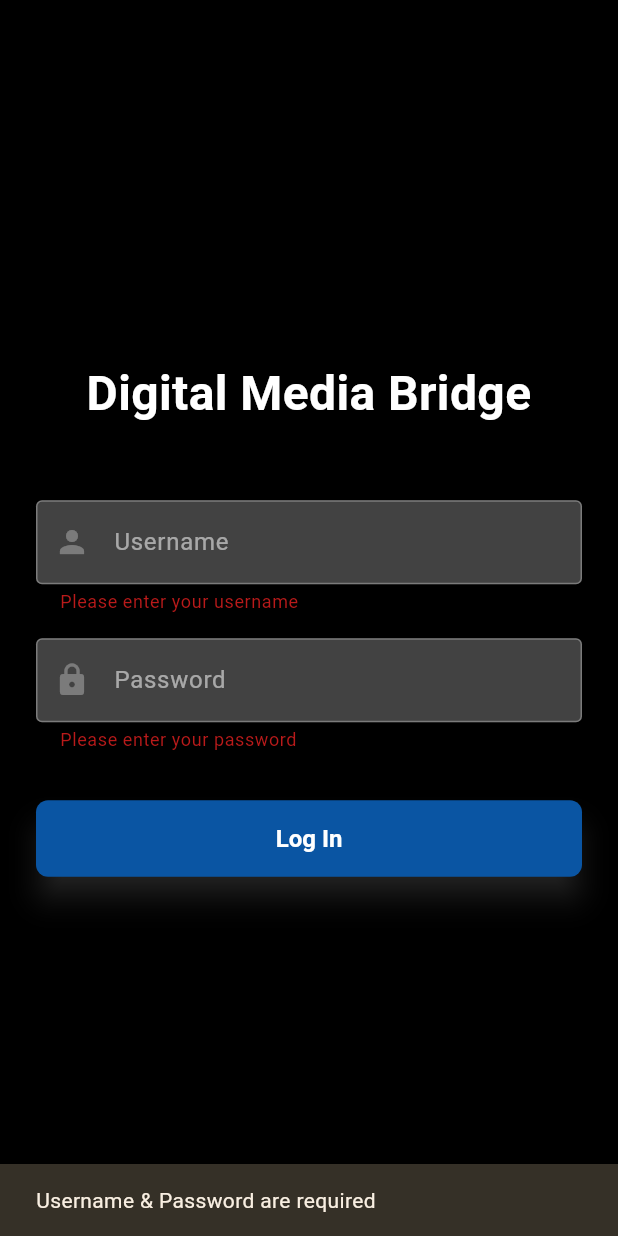
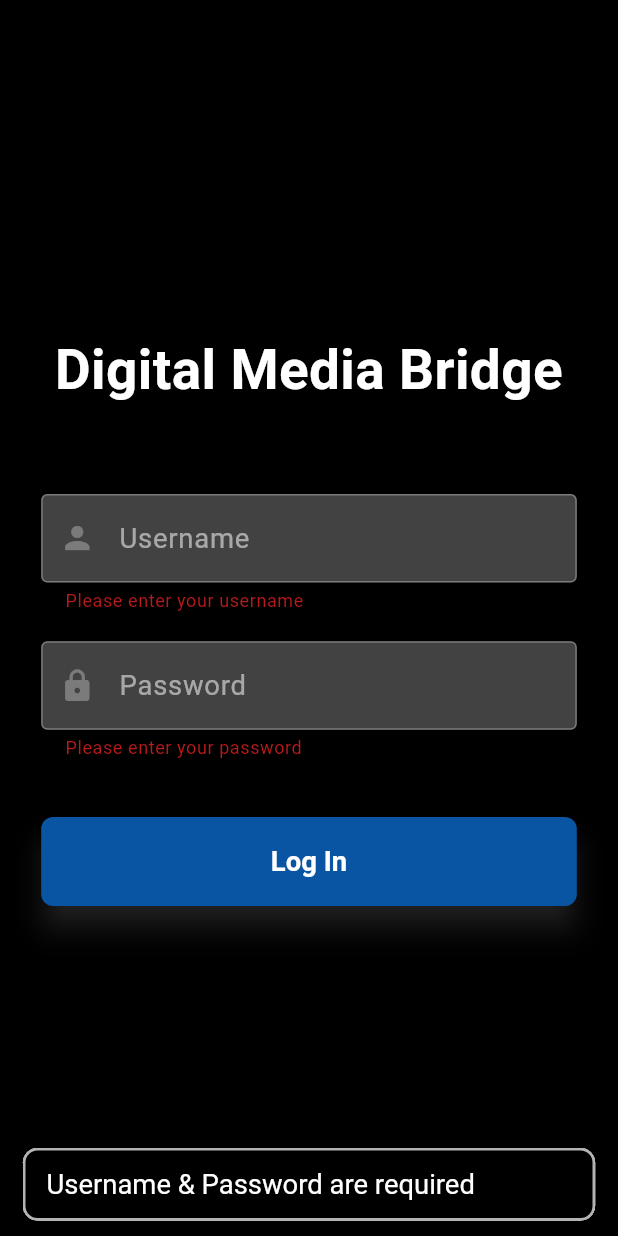
Before and after one commit to MannyChia/Digital-Media-Bridge-iOS, a Flutter app: the screen it shows after launch, after a tap on "Log In", on a phone screen of 412 x 824 dp. Run offline on Flutter 3.47's test engine with Material 3 defaults, Android fonts, the phone set to English and light mode, and no system bars; our stand-ins replace dropdown_button2, flutter_dotenv, flutter_screenutil, flutter_secure_storage, image_picker; network calls fail.

Commit message:
Billy Update End of Day 6/26

```diff
--- a/lib/main.dart
+++ b/lib/main.dart
@@ -1,4 +1,3 @@
-///
 /// *************************************************
 /// *** DMB APP TO PUBLISH USER'S SIGNAGE SCREENS
 /// *************************************************
@@ -8,6 +7,7 @@ import 'package:flutter/material.dart';
 import 'package:flutter/services.dart';
 import 'package:flutter_secure_storage/flutter_secure_storage.dart';
 import 'package:flutter_dotenv/flutter_dotenv.dart';
+import 'package:flutter_screenutil/flutter_screenutil.dart';
 
 import './players_page.dart';
 import './screens_page.dart';
@@ -60,7 +60,14 @@ class DmbApp extends StatelessWidget {
 
   @override
   Widget build(BuildContext context) {
-    return MaterialApp(
+    return ScreenUtilInit(
+      designSize: const Size(360, 690), // Standard design size for responsiveness
+      minTextAdapt: false, // Prevent text scaling with system settings
+      splitScreenMode: true,
+      builder: (context, child) {
+        return MediaQuery(
+          data: MediaQuery.of(context).copyWith(textScaleFactor: 1.0), // Fix text size
+          child: MaterialApp(
             debugShowCheckedModeBanner: false,
             title: 'Digital Media Bridge',
             initialRoute: '/',
@@ -73,10 +80,22 @@ class DmbApp extends StatelessWidget {
                 errorBorder: OutlineInputBorder(borderSide: BorderSide(color: Colors.white30)),
                 focusedErrorBorder: OutlineInputBorder(borderSide: BorderSide(color: Colors.white30)),
               ),
+              snackBarTheme: SnackBarThemeData(
+                backgroundColor: Colors.black,
+                contentTextStyle: TextStyle(color: Colors.white, fontSize: 16.sp), // Use sp for fixed size
+                behavior: SnackBarBehavior.floating,
+                shape: RoundedRectangleBorder(
+                  borderRadius: BorderRadius.circular(10),
+                  side: BorderSide(color: Colors.white70, width: 2),
+                ),
+              ),
               colorScheme: ColorScheme.fromSeed(seedColor: Colors.amber),
               useMaterial3: true,
             ),
             home: const MyHomePage(title: 'Digital Media Bridge'),
+          ),
+        );
+      },
     );
   }
 }
@@ -143,7 +162,7 @@ class _MyHomePageState extends State<MyHomePage> {
 /// *** BYPASS LOGIN PAGE ***
 /// *************************************************
 class BypassloginPage extends StatefulWidget {
-  const BypassloginPage({super.key}); // Added const constructor
+  const BypassloginPage({super.key});
 
   @override
   _BypassloginPageState createState() => _BypassloginPageState();
@@ -184,10 +203,11 @@ class _BypassloginPageState extends State<BypassloginPage> {
       body: Center(
         child: Text(
           bypassMsg,
-          style: const TextStyle(
+          textAlign: TextAlign.center,
+          style: TextStyle(
             fontWeight: FontWeight.normal,
             color: Colors.white,
-            fontSize: 14,
+            fontSize: 14.sp, // Use sp for fixed size
           ),
         ),
       ),
@@ -199,7 +219,7 @@ class _BypassloginPageState extends State<BypassloginPage> {
 /// *** LOGIN PAGE ***
 /// *************************************************
 class LoginPage extends StatelessWidget {
-  LoginPage({super.key}); // Added constructor
+  LoginPage({super.key});
   final _formKey = GlobalKey<FormState>();
   final TextEditingController emailController = TextEditingController();
   final TextEditingController passwordController = TextEditingController();
@@ -216,20 +236,20 @@ class LoginPage extends StatelessWidget {
       backgroundColor: const Color(0xFF000000), // Black background
       body: Center(
         child: SingleChildScrollView(
-          padding: const EdgeInsets.symmetric(horizontal: 24, vertical: 32),
+          padding: EdgeInsets.symmetric(horizontal: 24.w, vertical: 32.h), // Use w, h for responsiveness
           child: Column(
             mainAxisSize: MainAxisSize.min,
             children: [
-              const Text(
+              Text(
                 'Digital Media Bridge',
                 textAlign: TextAlign.center,
                 style: TextStyle(
                   color: Colors.white,
-                  fontSize: 32,
+                  fontSize: 32.sp, // Use sp for fixed size
                   fontWeight: FontWeight.bold,
                 ),
               ),
-              const SizedBox(height: 48),
+              SizedBox(height: 48.h),
               Form(
                 key: _formKey,
                 child: Column(
@@ -237,14 +257,14 @@ class LoginPage extends StatelessWidget {
                     // Username field
                     TextFormField(
                       controller: emailController,
-                      style: const TextStyle(color: Colors.white),
+                      style: TextStyle(color: Colors.white, fontSize: 16.sp), // Use sp
                       cursorColor: Colors.white,
                       decoration: InputDecoration(
                         filled: true,
                         fillColor: Colors.grey[800],
                         prefixIcon: const Icon(Icons.person, color: Colors.white30),
                         hintText: 'Username',
-                        hintStyle: const TextStyle(color: Colors.white54),
+                        hintStyle: TextStyle(color: Colors.white54, fontSize: 16.sp),
                         border: OutlineInputBorder(
                           borderRadius: BorderRadius.circular(8),
                           borderSide: BorderSide(color: Colors.grey[700]!),
@@ -253,7 +273,7 @@ class LoginPage extends StatelessWidget {
                           borderRadius: BorderRadius.circular(8),
                           borderSide: BorderSide(color: Colors.grey[700]!),
                         ),
-                        focusedBorder:  OutlineInputBorder(
+                        focusedBorder: OutlineInputBorder(
                           borderRadius: BorderRadius.circular(8),
                           borderSide: BorderSide(color: Colors.blueAccent),
                         ),
@@ -265,19 +285,19 @@ class LoginPage extends StatelessWidget {
                         return null;
                       },
                     ),
-                    const SizedBox(height: 16),
+                    SizedBox(height: 16.h),
                     // Password field
                     TextFormField(
                       controller: passwordController,
                       obscureText: true,
-                      style: const TextStyle(color: Colors.white),
+                      style: TextStyle(color: Colors.white, fontSize: 16.sp), // Use sp
                       cursorColor: Colors.white,
                       decoration: InputDecoration(
                         filled: true,
                         fillColor: Colors.grey[800],
                         prefixIcon: const Icon(Icons.lock, color: Colors.white30),
                         hintText: 'Password',
-                        hintStyle: const TextStyle(color: Colors.white54),
+                        hintStyle: TextStyle(color: Colors.white54, fontSize: 16.sp),
                         border: OutlineInputBorder(
                           borderRadius: BorderRadius.circular(8),
                           borderSide: BorderSide(color: Colors.grey[700]!),
@@ -298,7 +318,7 @@ class LoginPage extends StatelessWidget {
                         return null;
                       },
                     ),
-                    const SizedBox(height: 32),
+                    SizedBox(height: 32.h),
                     // Log In button
                     SizedBox(
                       width: double.infinity,
@@ -306,14 +326,14 @@ class LoginPage extends StatelessWidget {
                         style: ElevatedButton.styleFrom(
                           elevation: 8,
                           shadowColor: Colors.white24,
-                          padding: const EdgeInsets.symmetric(vertical: 16),
+                          padding: EdgeInsets.symmetric(vertical: 16.h),
                           backgroundColor: const Color.fromRGBO(10, 85, 163, 1.0),
                           foregroundColor: Colors.white,
                           shape: RoundedRectangleBorder(
                             borderRadius: BorderRadius.circular(8),
                           ),
-                          textStyle: const TextStyle(
-                            fontSize: 16,
+                          textStyle: TextStyle(
+                            fontSize: 16.sp, // Use sp for fixed size
                             fontWeight: FontWeight.bold,
                           ),
                         ),
@@ -327,20 +347,19 @@ class LoginPage extends StatelessWidget {
 
                             if (result == "invalid_login") {
                               ScaffoldMessenger.of(context).showSnackBar(
-                                const SnackBar(content: Text("Invalid Login")),
+                                SnackBar(content: Text("Invalid Login", style: TextStyle(fontSize: 16.sp))),
                               );
                             } else if (result == "no_screens") {
                               ScaffoldMessenger.of(context).showSnackBar(
-                                const SnackBar(content: Text("No Screens To Play")),
+                                SnackBar(content: Text("No Screens To Play", style: TextStyle(fontSize: 16.sp))),
                               );
                             } else if (result == "no_players") {
                               ScaffoldMessenger.of(context).showSnackBar(
-                                const SnackBar(content: Text("No Players To Update")),
+                                SnackBar(content: Text("No Players To Update", style: TextStyle(fontSize: 16.sp))),
                               );
                             } else if (result == false) {
                               ScaffoldMessenger.of(context).showSnackBar(
-                                const SnackBar(
-                                    content: Text("Cannot Connect To DMB Server")),
+                                SnackBar(content: Text("Cannot Connect To DMB Server", style: TextStyle(fontSize: 16.sp))),
                               );
                             } else {
                               loginUsername = emailController.text;
@@ -349,18 +368,24 @@ class LoginPage extends StatelessWidget {
                               await preloadPlaylistPreviews(loginUsername);
                               Navigator.push(
                                 context,
-                                MaterialPageRoute(
-                                    builder: (context) => const HomePage()),
+                                MaterialPageRoute(builder: (context) => const HomePage()),
                               );
                             }
                           } else {
                             ScaffoldMessenger.of(context).showSnackBar(
-                              const SnackBar(
-                                  content: Text('Username & Password are required')),
+                              SnackBar(
+                                content: Text(
+                                  'Username & Password are required',
+                                  style: TextStyle(fontSize: 16.sp),
+                                ),
+                              ),
                             );
                           }
                         },
-                        child: const Text('Log In'),
+                        child: Text(
+                          'Log In',
+                          style: TextStyle(fontSize: 16.sp), // Ensure button text is fixed
+                        ),
                       ),
                     ),
                   ],
@@ -396,7 +421,12 @@ class _HomePageState extends State<HomePage> {
   void _showScreensPage() {
     if (selectedPlayerName != null) {
       ScaffoldMessenger.of(context).showSnackBar(
-        SnackBar(content: Text("$selectedPlayerName Selected")),
+        SnackBar(
+          content: Text(
+            "$selectedPlayerName Selected",
+            style: TextStyle(fontSize: 16.sp),
+          ),
+        ),
       );
     }
 
```
Also changed, not shown: lib/players_page.dart (+65 -39 lines). Lines whose indentation alone changed are shown as unchanged.
